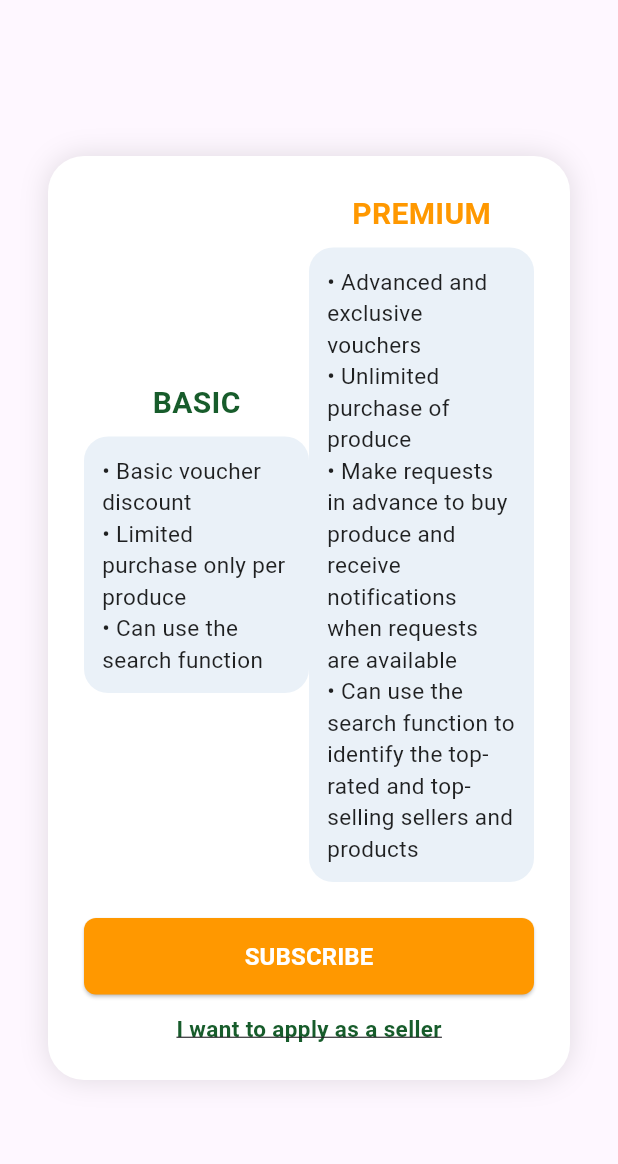
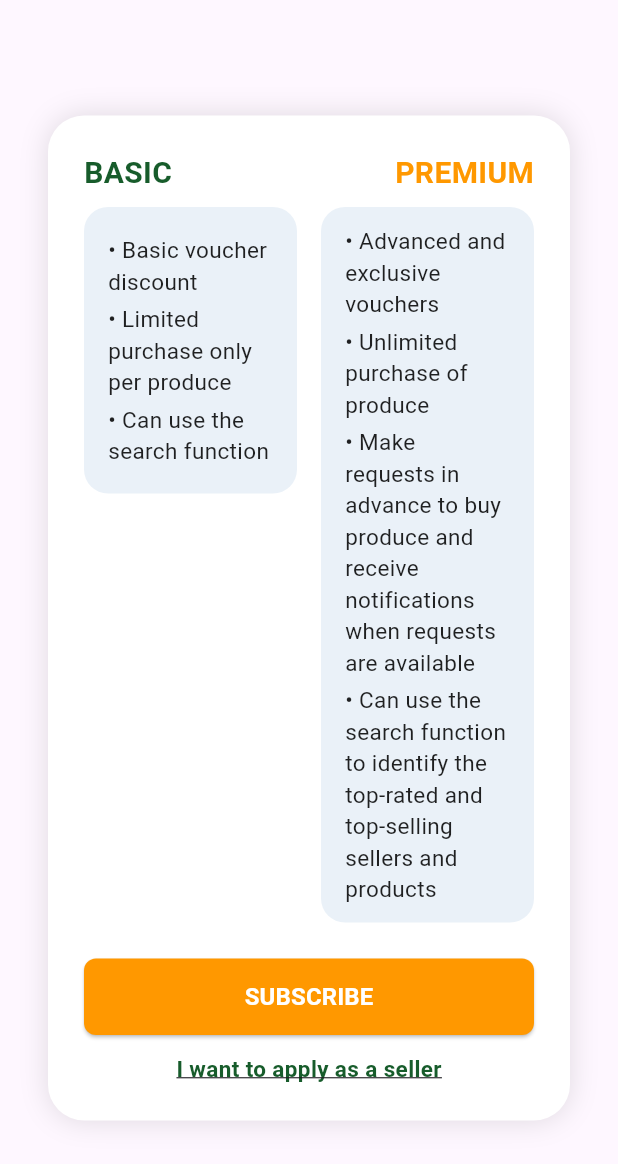
Before and after one commit to KuuSora/field_fresh, a Flutter app: the SubscriptionPerksDialog widget shown alone on an empty page, opened directly, on a phone screen of 412 x 824 dp. Shown: the top 1164 px of the screen. Run offline on Flutter 3.47's test engine with Material 3 defaults, Android fonts, the light colour scheme and no system bars; our stand-ins replace appwrite.

Commit message:
add memory log and images; update subscription perks dialog layout and styling

```diff
--- a/lib/dashboard/dialogs/subscription_perks_dialog.dart
+++ b/lib/dashboard/dialogs/subscription_perks_dialog.dart
@@ -24,9 +24,11 @@ class SubscriptionPerksDialog extends StatelessWidget {
           mainAxisSize: MainAxisSize.min,
           children: [
             Row(
+              crossAxisAlignment: CrossAxisAlignment.start,
               children: [
                 Expanded(
                   child: Column(
+                    crossAxisAlignment: CrossAxisAlignment.start,
                     children: [
                       const Text(
                         'BASIC',
@@ -38,16 +40,20 @@ class SubscriptionPerksDialog extends StatelessWidget {
                       ),
                       const SizedBox(height: 8),
                       Container(
+                        width: double.infinity,
+                        constraints: const BoxConstraints(minHeight: 120),
                         decoration: BoxDecoration(
-                          color: const Color(0xFFEAF1F8),
+                          color: Color(0xFFEAF1F8),
                           borderRadius: BorderRadius.circular(16),
                         ),
-                        padding: const EdgeInsets.all(12),
+                        padding: const EdgeInsets.symmetric(horizontal: 16, vertical: 18),
                         child: const Column(
                           crossAxisAlignment: CrossAxisAlignment.start,
                           children: [
                             Text('• Basic voucher discount', style: TextStyle(color: Colors.black87, fontSize: 15)),
+                            SizedBox(height: 4),
                             Text('• Limited purchase only per produce', style: TextStyle(color: Colors.black87, fontSize: 15)),
+                            SizedBox(height: 4),
                             Text('• Can use the search function', style: TextStyle(color: Colors.black87, fontSize: 15)),
                           ],
                         ),
@@ -55,8 +61,10 @@ class SubscriptionPerksDialog extends StatelessWidget {
                     ],
                   ),
                 ),
+                const SizedBox(width: 16),
                 Expanded(
                   child: Column(
+                    crossAxisAlignment: CrossAxisAlignment.end,
                     children: [
                       const Text(
                         'PREMIUM',
@@ -68,17 +76,22 @@ class SubscriptionPerksDialog extends StatelessWidget {
                       ),
                       const SizedBox(height: 8),
                       Container(
+                        width: double.infinity,
+                        constraints: const BoxConstraints(minHeight: 120),
                         decoration: BoxDecoration(
-                          color: const Color(0xFFEAF1F8),
+                          color: Color(0xFFEAF1F8),
                           borderRadius: BorderRadius.circular(16),
                         ),
-                        padding: const EdgeInsets.all(12),
+                        padding: const EdgeInsets.symmetric(horizontal: 16, vertical: 12),
                         child: const Column(
                           crossAxisAlignment: CrossAxisAlignment.start,
                           children: [
                             Text('• Advanced and exclusive vouchers', style: TextStyle(color: Colors.black87, fontSize: 15)),
+                            SizedBox(height: 4),
                             Text('• Unlimited purchase of produce', style: TextStyle(color: Colors.black87, fontSize: 15)),
+                            SizedBox(height: 4),
                             Text('• Make requests in advance to buy produce and receive notifications when requests are available', style: TextStyle(color:Colors.black87, fontSize: 15)),
+                            SizedBox(height: 4),
                             Text('• Can use the search function to identify the top-rated and top-selling sellers and products', style: TextStyle(color: Colors.black87, fontSize: 15)),
                           ],
                         ),
```
Also changed, not shown: flutter_01.png (added), flutter_02.png (added), 1 other file.
